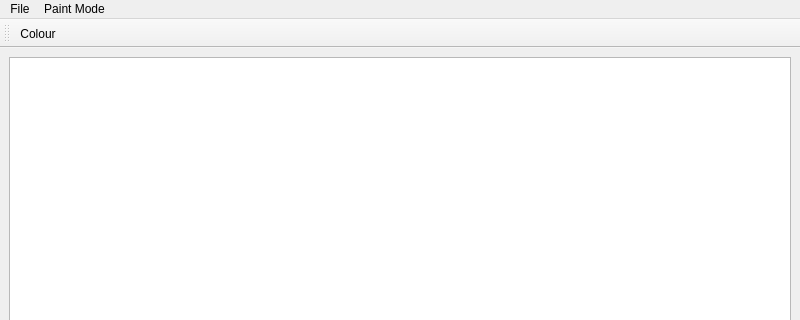
KirillBy/QT_Paint, file paint.ui: the form before one commit; both pictures show x 0 to 800 and y 0 to 320 of the 800 by 600 pixel window.
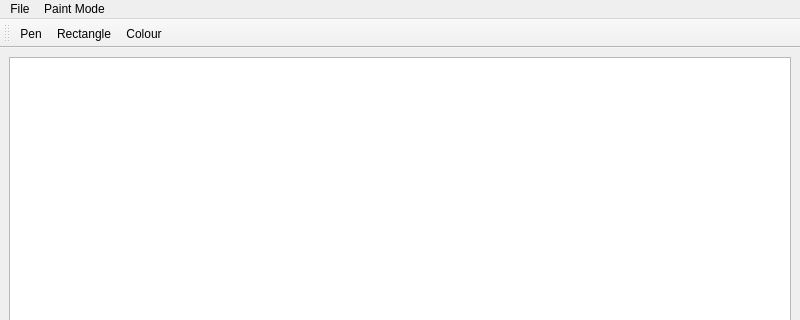
The form after the commit. Icons and pictures are not drawn.

Patch:
```diff
--- a/paint.ui
+++ b/paint.ui
@@ -59,6 +59,8 @@
    <attribute name="toolBarBreak">
     <bool>false</bool>
    </attribute>
+   <addaction name="actionPen"/>
+   <addaction name="actionRectangle"/>
    <addaction name="actionColour"/>
   </widget>
   <action name="actionPen">
@@ -93,6 +95,15 @@
     <string>Save as...</string>
    </property>
   </action>
+  <action name="actionRectangle">
+   <property name="icon">
+    <iconset resource="resources.qrc">
+     <normaloff>:/Pictures/rectangle.png</normaloff>:/Pictures/rectangle.png</iconset>
+   </property>
+   <property name="text">
+    <string>Rectangle</string>
+   </property>
+  </action>
  </widget>
  <resources>
   <include location="resources.qrc"/>
```
Left out of the diff: 4 changed lines with no effect on the pictures.
